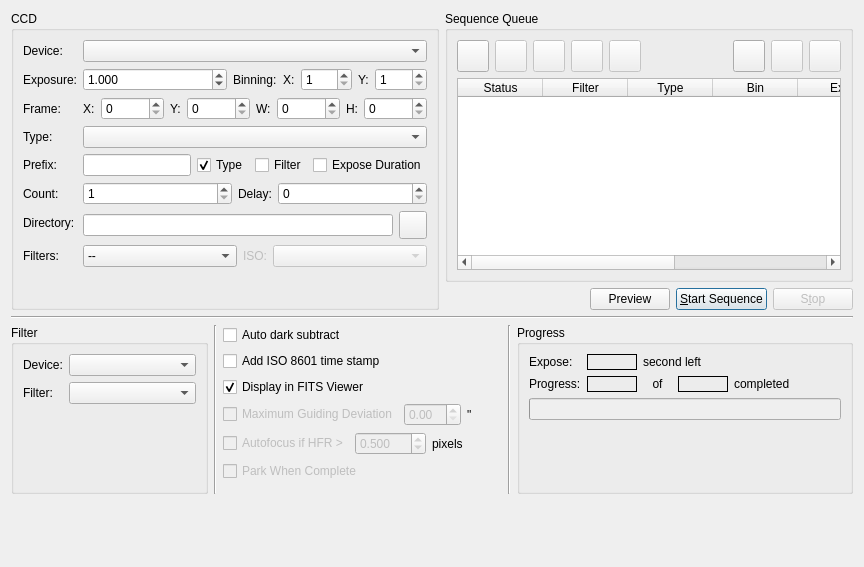
KDE/kstars, file kstars/ekos/capture.ui: the form before one commit.
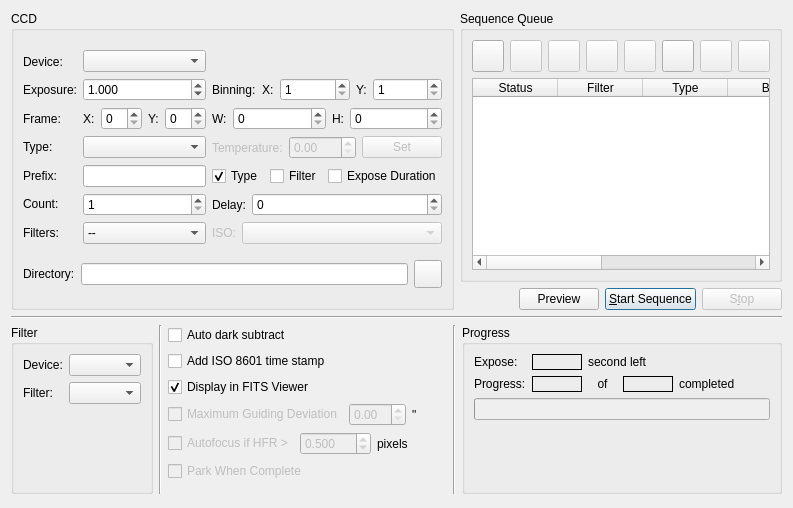
The form after the commit.

Commit message: Reorganize GUI a bit, add functions to change temperature if it is supported by the CCD

Diff of the .ui file:
```diff
--- a/kstars/ekos/capture.ui
+++ b/kstars/ekos/capture.ui
@@ -6,11 +6,11 @@
    <rect>
     <x>0</x>
     <y>0</y>
-    <width>864</width>
-    <height>567</height>
+    <width>786</width>
+    <height>508</height>
    </rect>
   </property>
-  <layout class="QVBoxLayout" name="verticalLayout">
+  <layout class="QVBoxLayout" name="verticalLayout_10">
    <item>
     <layout class="QHBoxLayout" name="horizontalLayout_19">
      <item>
@@ -38,8 +38,12 @@
          <property name="title">
           <string>CCD</string>
          </property>
-         <layout class="QFormLayout" name="formLayout">
-          <item row="0" column="0">
+         <layout class="QVBoxLayout" name="verticalLayout_2">
+          <item>
+           <layout class="QHBoxLayout" name="horizontalLayout_15">
+            <item>
+             <layout class="QVBoxLayout" name="verticalLayout">
+              <item>
            <widget class="QLabel" name="textLabel1_6">
             <property name="toolTip">
              <string/>
@@ -52,10 +56,7 @@
             </property>
            </widget>
           </item>
-          <item row="0" column="1">
-           <widget class="QComboBox" name="CCDCaptureCombo"/>
-          </item>
-          <item row="1" column="0">
+              <item>
            <widget class="QLabel" name="exposureLabel_2">
             <property name="toolTip">
              <string>Set the exposure time in seconds for individual images, if applicable</string>
@@ -68,9 +69,89 @@
             </property>
            </widget>
           </item>
-          <item row="1" column="1">
-           <layout class="QHBoxLayout" name="horizontalLayout_16">
             <item>
+               <widget class="QLabel" name="textLabel1_12">
+                <property name="toolTip">
+                 <string/>
+                </property>
+                <property name="whatsThis">
+                 <string/>
+                </property>
+                <property name="text">
+                 <string>Frame:</string>
+                </property>
+               </widget>
+              </item>
+              <item>
+               <widget class="QLabel" name="textLabel1_17">
+                <property name="toolTip">
+                 <string/>
+                </property>
+                <property name="whatsThis">
+                 <string/>
+                </property>
+                <property name="text">
+                 <string>Type:</string>
+                </property>
+               </widget>
+              </item>
+              <item>
+               <widget class="QLabel" name="textLabel1_7">
+                <property name="toolTip">
+                 <string>Prefix to append to the beginning of file names</string>
+                </property>
+                <property name="whatsThis">
+                 <string/>
+                </property>
+                <property name="text">
+                 <string>Prefix:</string>
+                </property>
+               </widget>
+              </item>
+              <item>
+               <widget class="QLabel" name="textLabel1_4">
+                <property name="toolTip">
+                 <string>Number of images to capture</string>
+                </property>
+                <property name="whatsThis">
+                 <string/>
+                </property>
+                <property name="text">
+                 <string>Count:</string>
+                </property>
+               </widget>
+              </item>
+              <item>
+               <widget class="QLabel" name="label_8">
+                <property name="toolTip">
+                 <string>Apply filter to image after capture to enhance it</string>
+                </property>
+                <property name="text">
+                 <string>Filters:</string>
+                </property>
+               </widget>
+              </item>
+             </layout>
+            </item>
+            <item>
+             <layout class="QGridLayout" name="gridLayout">
+              <item row="0" column="0">
+               <widget class="QComboBox" name="CCDCaptureCombo"/>
+              </item>
+              <item row="0" column="1">
+               <spacer name="horizontalSpacer_2">
+                <property name="orientation">
+                 <enum>Qt::Horizontal</enum>
+                </property>
+                <property name="sizeHint" stdset="0">
+                 <size>
+                  <width>40</width>
+                  <height>20</height>
+                 </size>
+                </property>
+               </spacer>
+              </item>
+              <item row="1" column="0">
              <widget class="QDoubleSpinBox" name="exposureIN">
               <property name="sizePolicy">
                <sizepolicy hsizetype="MinimumExpanding" vsizetype="Fixed">
@@ -92,6 +173,8 @@
               </property>
              </widget>
             </item>
+              <item row="1" column="1">
+               <layout class="QHBoxLayout" name="horizontalLayout">
             <item>
              <widget class="QLabel" name="textLabel1_9">
               <property name="toolTip">
@@ -106,10 +189,6 @@
              </widget>
             </item>
             <item>
-             <layout class="QHBoxLayout" name="horizontalLayout_15">
-              <item>
-               <layout class="QHBoxLayout" name="horizontalLayout">
-                <item>
                  <widget class="QLabel" name="textLabel1_10">
                   <property name="toolTip">
                    <string/>
@@ -144,10 +223,6 @@
                   </property>
                  </widget>
                 </item>
-               </layout>
-              </item>
-              <item>
-               <layout class="QHBoxLayout" name="horizontalLayout_9">
                 <item>
                  <widget class="QLabel" name="textLabel1_11">
                   <property name="toolTip">
@@ -185,25 +260,8 @@
                 </item>
                </layout>
               </item>
-             </layout>
-            </item>
-           </layout>
-          </item>
           <item row="2" column="0">
-           <widget class="QLabel" name="textLabel1_12">
-            <property name="toolTip">
-             <string/>
-            </property>
-            <property name="whatsThis">
-             <string/>
-            </property>
-            <property name="text">
-             <string>Frame:</string>
-            </property>
-           </widget>
-          </item>
-          <item row="2" column="1">
-           <layout class="QHBoxLayout" name="horizontalLayout_2">
+               <layout class="QHBoxLayout" name="horizontalLayout_9">
             <item>
              <widget class="QLabel" name="textLabel1_13">
               <property name="toolTip">
@@ -250,6 +308,10 @@
               </property>
              </widget>
             </item>
+               </layout>
+              </item>
+              <item row="2" column="1">
+               <layout class="QHBoxLayout" name="horizontalLayout_18">
             <item>
              <widget class="QLabel" name="textLabel1_15">
               <property name="toolTip">
@@ -302,39 +364,60 @@
            </layout>
           </item>
           <item row="3" column="0">
-           <widget class="QLabel" name="textLabel1_17">
-            <property name="toolTip">
-             <string/>
-            </property>
-            <property name="whatsThis">
-             <string/>
-            </property>
-            <property name="text">
-             <string>Type:</string>
+               <widget class="QComboBox" name="frameTypeCombo">
+                <property name="sizePolicy">
+                 <sizepolicy hsizetype="MinimumExpanding" vsizetype="Fixed">
+                  <horstretch>0</horstretch>
+                  <verstretch>0</verstretch>
+                 </sizepolicy>
             </property>
            </widget>
           </item>
           <item row="3" column="1">
-           <widget class="QComboBox" name="frameTypeCombo"/>
+               <layout class="QHBoxLayout" name="horizontalLayout_17">
+                <item>
+                 <widget class="QLabel" name="temperatureLabel">
+                  <property name="enabled">
+                   <bool>false</bool>
+                  </property>
+                  <property name="text">
+                   <string>Temperature:</string>
+                  </property>
+                 </widget>
+                </item>
+                <item>
+                 <widget class="QDoubleSpinBox" name="temperatureIN">
+                  <property name="enabled">
+                   <bool>false</bool>
+                  </property>
+                  <property name="sizePolicy">
+                   <sizepolicy hsizetype="MinimumExpanding" vsizetype="Fixed">
+                    <horstretch>0</horstretch>
+                    <verstretch>0</verstretch>
+                   </sizepolicy>
+                  </property>
+                 </widget>
+                </item>
+                <item>
+                 <widget class="QPushButton" name="setTemperatureB">
+                  <property name="enabled">
+                   <bool>false</bool>
+                  </property>
+                  <property name="toolTip">
+                   <string>Set CCD temperature</string>
+                  </property>
+                  <property name="text">
+                   <string>Set</string>
+                  </property>
+                 </widget>
+                </item>
+               </layout>
           </item>
           <item row="4" column="0">
-           <widget class="QLabel" name="textLabel1_7">
-            <property name="toolTip">
-             <string>Prefix to append to the beginning of file names</string>
-            </property>
-            <property name="whatsThis">
-             <string/>
-            </property>
-            <property name="text">
-             <string>Prefix:</string>
-            </property>
-           </widget>
-          </item>
-          <item row="4" column="1">
-           <layout class="QHBoxLayout" name="horizontalLayout_3">
-            <item>
              <widget class="QLineEdit" name="prefixIN"/>
             </item>
+              <item row="4" column="1">
+               <layout class="QHBoxLayout" name="horizontalLayout_16">
             <item>
              <widget class="QCheckBox" name="frameTypeCheck">
               <property name="toolTip">
@@ -371,21 +454,6 @@
            </layout>
           </item>
           <item row="5" column="0">
-           <widget class="QLabel" name="textLabel1_4">
-            <property name="toolTip">
-             <string>Number of images to capture</string>
-            </property>
-            <property name="whatsThis">
-             <string/>
-            </property>
-            <property name="text">
-             <string>Count:</string>
-            </property>
-           </widget>
-          </item>
-          <item row="5" column="1">
-           <layout class="QHBoxLayout" name="horizontalLayout_17">
-            <item>
              <widget class="QSpinBox" name="countIN">
               <property name="sizePolicy">
                <sizepolicy hsizetype="MinimumExpanding" vsizetype="Fixed">
@@ -404,6 +472,8 @@
               </property>
              </widget>
             </item>
+              <item row="5" column="1">
+               <layout class="QHBoxLayout" name="horizontalLayout_3">
             <item>
              <widget class="QLabel" name="textLabel1_8">
               <property name="toolTip">
@@ -433,6 +503,54 @@
            </layout>
           </item>
           <item row="6" column="0">
+               <widget class="QComboBox" name="filterCombo">
+                <property name="sizePolicy">
+                 <sizepolicy hsizetype="MinimumExpanding" vsizetype="Fixed">
+                  <horstretch>0</horstretch>
+                  <verstretch>0</verstretch>
+                 </sizepolicy>
+                </property>
+                <item>
+                 <property name="text">
+                  <string>--</string>
+                 </property>
+                </item>
+               </widget>
+              </item>
+              <item row="6" column="1">
+               <layout class="QHBoxLayout" name="horizontalLayout_2">
+                <item>
+                 <widget class="QLabel" name="ISOLabel">
+                  <property name="enabled">
+                   <bool>false</bool>
+                  </property>
+                  <property name="text">
+                   <string>ISO:</string>
+                  </property>
+                 </widget>
+                </item>
+                <item>
+                 <widget class="QComboBox" name="ISOCombo">
+                  <property name="enabled">
+                   <bool>false</bool>
+                  </property>
+                  <property name="sizePolicy">
+                   <sizepolicy hsizetype="MinimumExpanding" vsizetype="Fixed">
+                    <horstretch>0</horstretch>
+                    <verstretch>0</verstretch>
+                   </sizepolicy>
+                  </property>
+                 </widget>
+                </item>
+               </layout>
+              </item>
+             </layout>
+            </item>
+           </layout>
+          </item>
+          <item>
+           <layout class="QHBoxLayout" name="horizontalLayout_8">
+            <item>
            <widget class="QLabel" name="textLabel1_18">
             <property name="toolTip">
              <string>Directory to save sequence images</string>
@@ -445,8 +563,6 @@
             </property>
            </widget>
           </item>
-          <item row="6" column="1">
-           <layout class="QHBoxLayout" name="horizontalLayout_8">
             <item>
              <widget class="QLineEdit" name="fitsDir"/>
             </item>
@@ -477,58 +593,6 @@
             </item>
            </layout>
           </item>
-          <item row="7" column="0">
-           <widget class="QLabel" name="label_8">
-            <property name="toolTip">
-             <string>Apply filter to image after capture to enhance it</string>
-            </property>
-            <property name="text">
-             <string>Filters:</string>
-            </property>
-           </widget>
-          </item>
-          <item row="7" column="1">
-           <layout class="QHBoxLayout" name="horizontalLayout_18">
-            <item>
-             <widget class="QComboBox" name="filterCombo">
-              <property name="sizePolicy">
-               <sizepolicy hsizetype="MinimumExpanding" vsizetype="Fixed">
-                <horstretch>0</horstretch>
-                <verstretch>0</verstretch>
-               </sizepolicy>
-              </property>
-              <item>
-               <property name="text">
-                <string>--</string>
-               </property>
-              </item>
-             </widget>
-            </item>
-            <item>
-             <widget class="QLabel" name="ISOLabel">
-              <property name="enabled">
-               <bool>false</bool>
-              </property>
-              <property name="text">
-               <string>ISO:</string>
-              </property>
-             </widget>
-            </item>
-            <item>
-             <widget class="QComboBox" name="ISOCombo">
-              <property name="enabled">
-               <bool>false</bool>
-              </property>
-              <property name="sizePolicy">
-               <sizepolicy hsizetype="MinimumExpanding" vsizetype="Fixed">
-                <horstretch>0</horstretch>
-                <verstretch>0</verstretch>
-               </sizepolicy>
-              </property>
-             </widget>
-            </item>
-           </layout>
-          </item>
          </layout>
         </widget>
        </item>
```
Left out of the diff: 6 changed lines with no effect on the pictures. Lines whose indentation alone changed are shown as unchanged. The commit also changes 2 other files.
